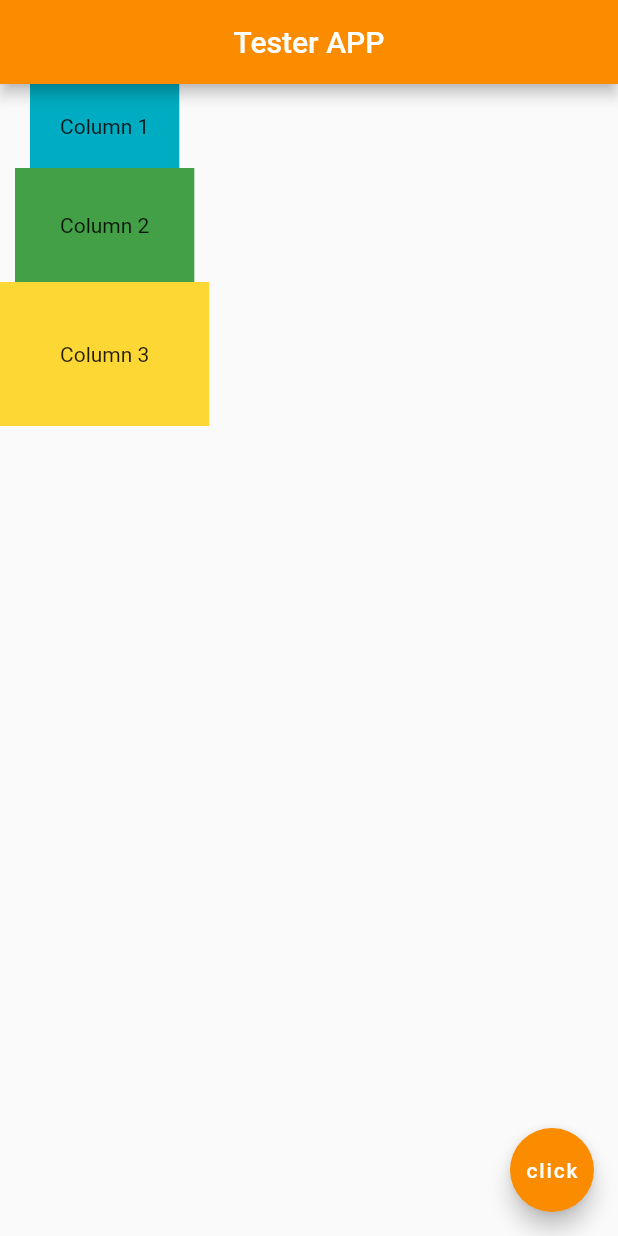
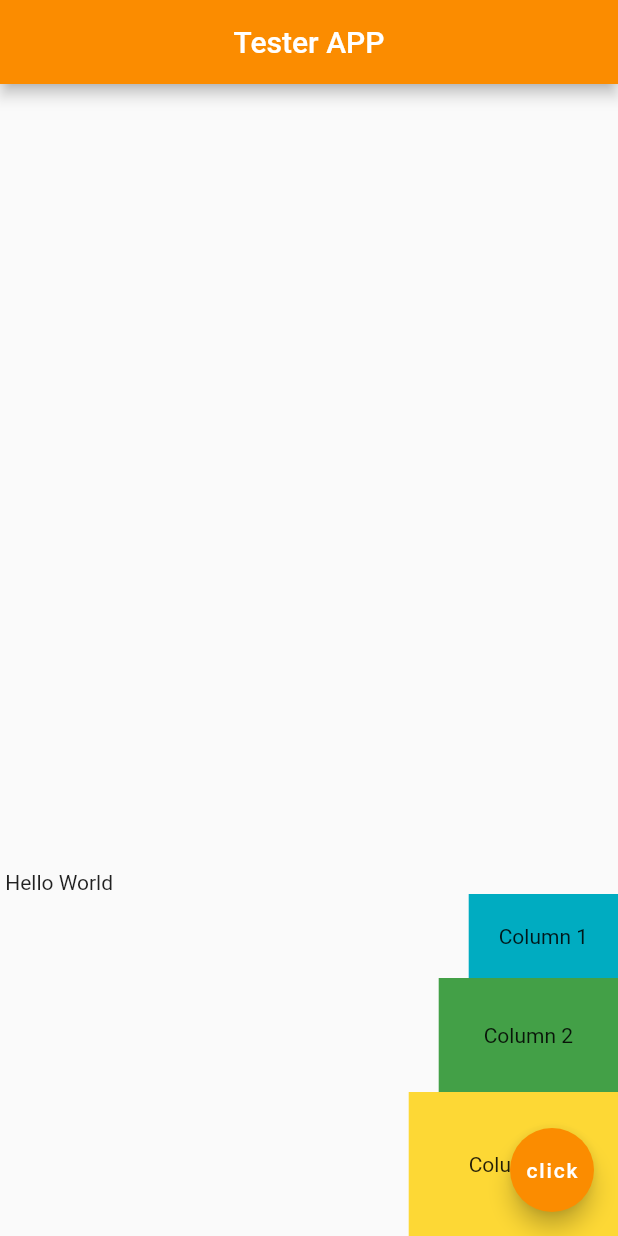
Before and after one commit to Shiftgithub/tester_app, a Flutter app: the screen it shows after launch, on a phone screen of 412 x 824 dp. Run offline on Flutter 3.47's test engine with Material 2 defaults, Android fonts, the phone set to English and light mode, and no system bars.

Commit message:
#12 Column & Row

```diff
--- a/lib/main.dart
+++ b/lib/main.dart
@@ -15,7 +15,15 @@ class Home extends StatelessWidget {
         backgroundColor: Colors.orange[600],
       ),
       body: Column(
+        mainAxisAlignment: MainAxisAlignment.end,
+        crossAxisAlignment: CrossAxisAlignment.end,
         children: <Widget>[
+          Row(
+            children: <Widget>[
+              Text(' Hello '),
+              Text('World'),
+            ],
+          ),
           Container(
             padding: EdgeInsets.all(20.0),
             color: Colors.cyan[600],
```
